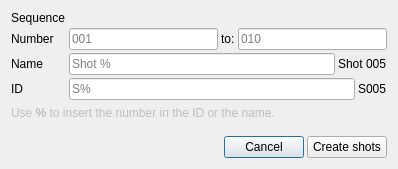
Above: src/smallwidgets/shotscreationdialog.ui from RxLaboratory/Ramses-Client before the change. Below: the same form after it.
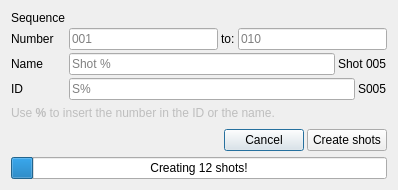
That is the form after the change. Icons and pictures are not drawn.

Commit message: improved shot creator (added progress bar)

```diff
--- a/src/smallwidgets/shotscreationdialog.ui
+++ b/src/smallwidgets/shotscreationdialog.ui
@@ -7,7 +7,7 @@
     <x>0</x>
     <y>0</y>
     <width>398</width>
-    <height>169</height>
+    <height>190</height>
    </rect>
   </property>
   <property name="windowTitle">
@@ -188,6 +188,19 @@
      </item>
     </layout>
    </item>
+   <item>
+    <widget class="QProgressBar" name="ui_progressBar">
+     <property name="maximum">
+      <number>200</number>
+     </property>
+     <property name="value">
+      <number>12</number>
+     </property>
+     <property name="format">
+      <string>Creating %v shots!</string>
+     </property>
+    </widget>
+   </item>
   </layout>
  </widget>
  <resources>
```
Left out of the diff: 2 changed lines with no effect on the pictures. The commit also changes 3 other files.
